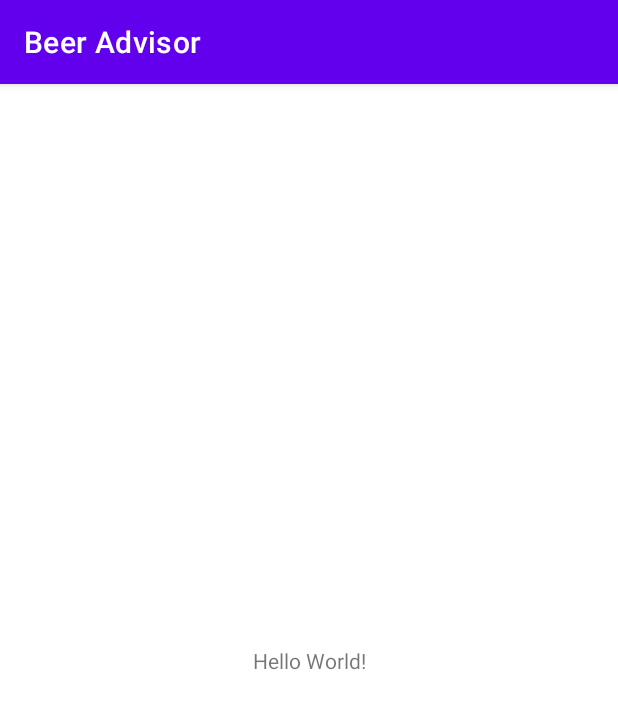
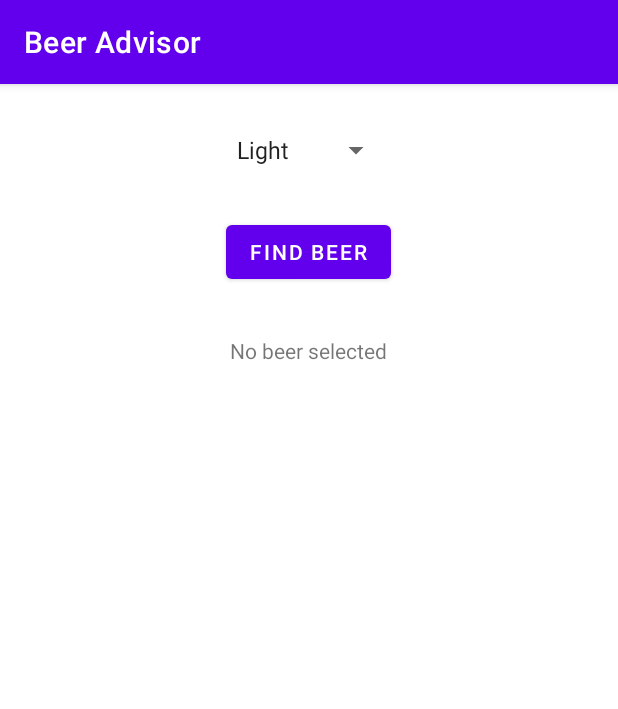
Before and after one commit to SER210-SP21/headfirst-ch2-cakeller2, an Android app: the screen it shows after launch (MainActivity), on a phone screen of 412 x 824 dp. Shown: the top 709 px of the screen. Run offline under Robolectric (Android 15) with nearby library versions, the phone set to English and light mode, and no system bars.

Commit message:
completed Beer Advisor app

```diff
--- a/app/src/main/java/edu/quinnipiac/ser210/beeradvisor/MainActivity.kt
+++ b/app/src/main/java/edu/quinnipiac/ser210/beeradvisor/MainActivity.kt
@@ -2,13 +2,32 @@ package edu.quinnipiac.ser210.beeradvisor
 
 import androidx.appcompat.app.AppCompatActivity
 import android.os.Bundle
+import android.widget.Button
+import android.widget.Spinner
+import android.widget.TextView
 
 class MainActivity : AppCompatActivity() {
     override fun onCreate(savedInstanceState: Bundle?) {
         super.onCreate(savedInstanceState)
         setContentView(R.layout.activity_main)
+        val findBeer = findViewById<Button>(R.id.find_beer)
+        findBeer.setOnClickListener {
+            val beerColor = findViewById<Spinner>(R.id.beer_color)
+            val color = beerColor.selectedItem
+            val beerList = getBeers(color.toString())
+            val beers = beerList.reduce {str, item -> str + '\n' + item}
+            val brands = findViewById<TextView>(R.id.brands)
+            brands.text = beers
+        }
 
-        println("please work, pretty please")
-        //testing again
     }
-} //testing this once again
+
+    private fun getBeers(color: String): List<String> {
+        return when (color) {
+            "Light" -> listOf("Jail Pale Ale", "Lager Lite")
+            "Amber" -> listOf("Jack Amber", "Red Moose")
+            "Brown" -> listOf("Brown Bear Beer", "Rock Brownie")
+            else -> listOf("Gout Stout", "Dark Daniel")
+        }
+    }
+}
--- a/app/src/main/res/layout/activity_main.xml
+++ b/app/src/main/res/layout/activity_main.xml
@@ -1,18 +1,35 @@
 <?xml version="1.0" encoding="utf-8"?>
-<androidx.constraintlayout.widget.ConstraintLayout xmlns:android="http://schemas.android.com/apk/res/android"
-    xmlns:app="http://schemas.android.com/apk/res-auto"
+<LinearLayout
+    xmlns:android="http://schemas.android.com/apk/res/android"
     xmlns:tools="http://schemas.android.com/tools"
     android:layout_width="match_parent"
     android:layout_height="match_parent"
+    android:padding="16dp"
+    android:orientation="vertical"
     tools:context=".MainActivity">
 
-    <TextView
+    <Spinner
+        android:id="@+id/beer_color"
         android:layout_width="wrap_content"
         android:layout_height="wrap_content"
-        android:text="Hello World!"
-        app:layout_constraintBottom_toBottomOf="parent"
-        app:layout_constraintEnd_toEndOf="parent"
-        app:layout_constraintStart_toStartOf="parent"
-        app:layout_constraintTop_toTopOf="parent" />
+        android:layout_gravity="center"
+        android:layout_margin="16dp"
+        android:entries="@array/beer_colors"/>
 
-</androidx.constraintlayout.widget.ConstraintLayout>
+    <Button
+        android:id="@+id/find_beer"
+        android:layout_width="wrap_content"
+        android:layout_height="wrap_content"
+        android:layout_gravity="center"
+        android:layout_margin="16dp"
+        android:text="@string/find_beer" />
+
+    <TextView
+        android:id="@+id/brands"
+        android:layout_width="wrap_content"
+        android:layout_height="wrap_content"
+        android:layout_gravity="center"
+        android:layout_margin="16dp"
+        android:text="@string/brands" />
+
+</LinearLayout>
--- a/app/src/main/res/values/strings.xml
+++ b/app/src/main/res/values/strings.xml
@@ -1,3 +1,11 @@
 <resources>
     <string name="app_name">Beer Advisor</string>
+    <string name="find_beer">Find Beer</string>
+    <string name="brands">No beer selected</string>
+    <string-array name="beer_colors">
+        <item>Light</item>
+        <item>Amber</item>
+        <item>Brown</item>
+        <item>Dark</item>
+    </string-array>
 </resources>
```
